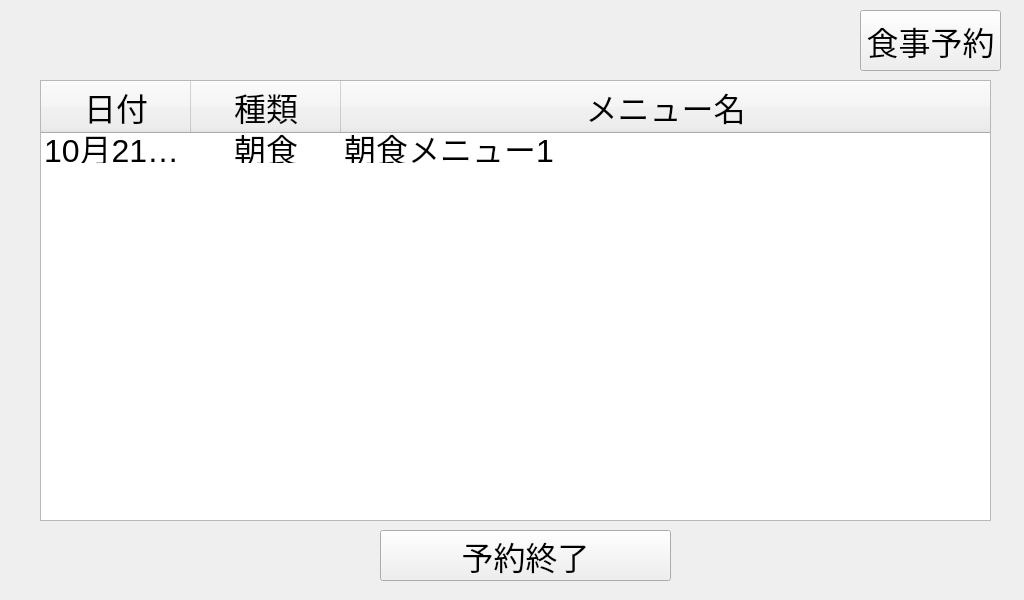
This is window/予約状況.ui in sutefu23/GohanMenu as Qt 5 draws it before an edit. The edited form follows.
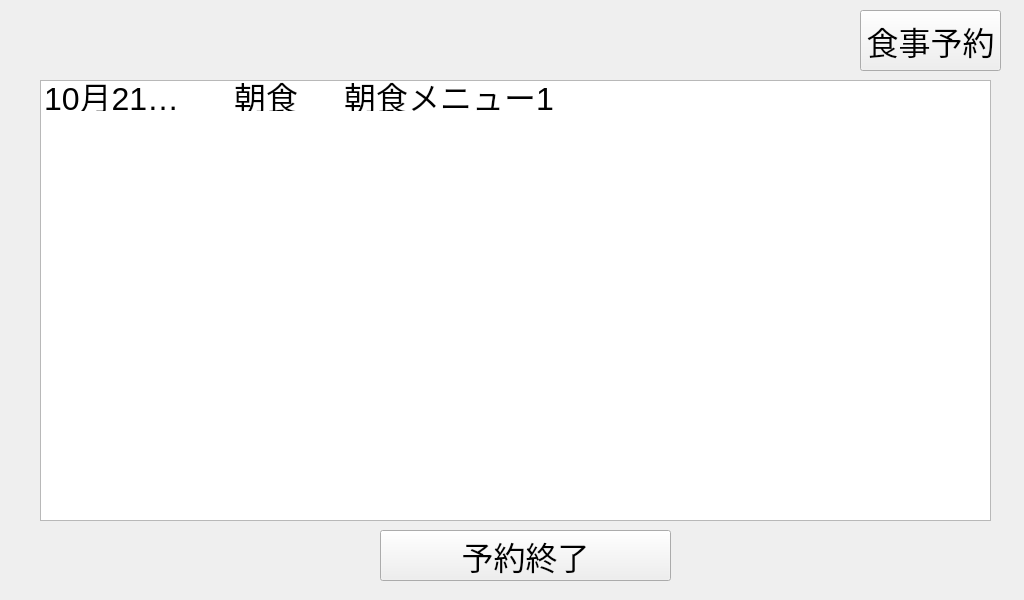
This is the edited form.

What changed in the file:
```diff
--- a/window/予約状況.ui
+++ b/window/予約状況.ui
@@ -66,7 +66,7 @@
      <bool>false</bool>
     </property>
     <attribute name="horizontalHeaderVisible">
-     <bool>true</bool>
+     <bool>false</bool>
     </attribute>
     <attribute name="horizontalHeaderDefaultSectionSize">
      <number>150</number>
```
